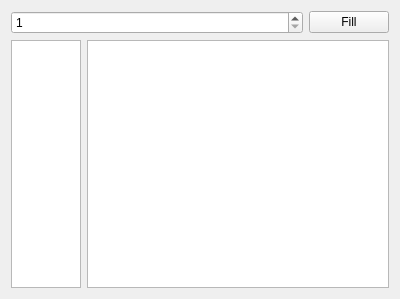
Old version of the form HyperCube_Scheduler/ProcessorMatrixWidget.ui in the repository JC-labs/HyperCube_Scheduler.
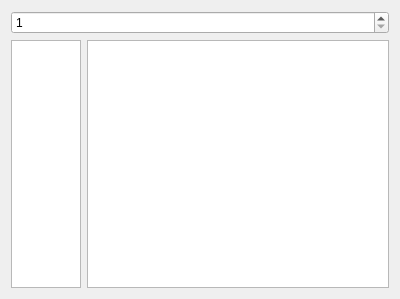
New version of the form.

The edit to the form file:
```diff
--- a/HyperCube_Scheduler/ProcessorMatrixWidget.ui
+++ b/HyperCube_Scheduler/ProcessorMatrixWidget.ui
@@ -15,7 +15,7 @@
   </property>
   <layout class="QVBoxLayout" name="verticalLayout">
    <item>
-    <layout class="QHBoxLayout" name="horizontalLayout" stretch="4,0">
+    <layout class="QHBoxLayout" name="horizontalLayout" stretch="4">
      <item>
       <widget class="QSpinBox" name="size">
        <property name="minimum">
@@ -23,13 +23,6 @@
        </property>
       </widget>
      </item>
-     <item>
-      <widget class="QPushButton" name="fill">
-       <property name="text">
-        <string>Fill</string>
-       </property>
-      </widget>
-     </item>
     </layout>
    </item>
    <item>
```
